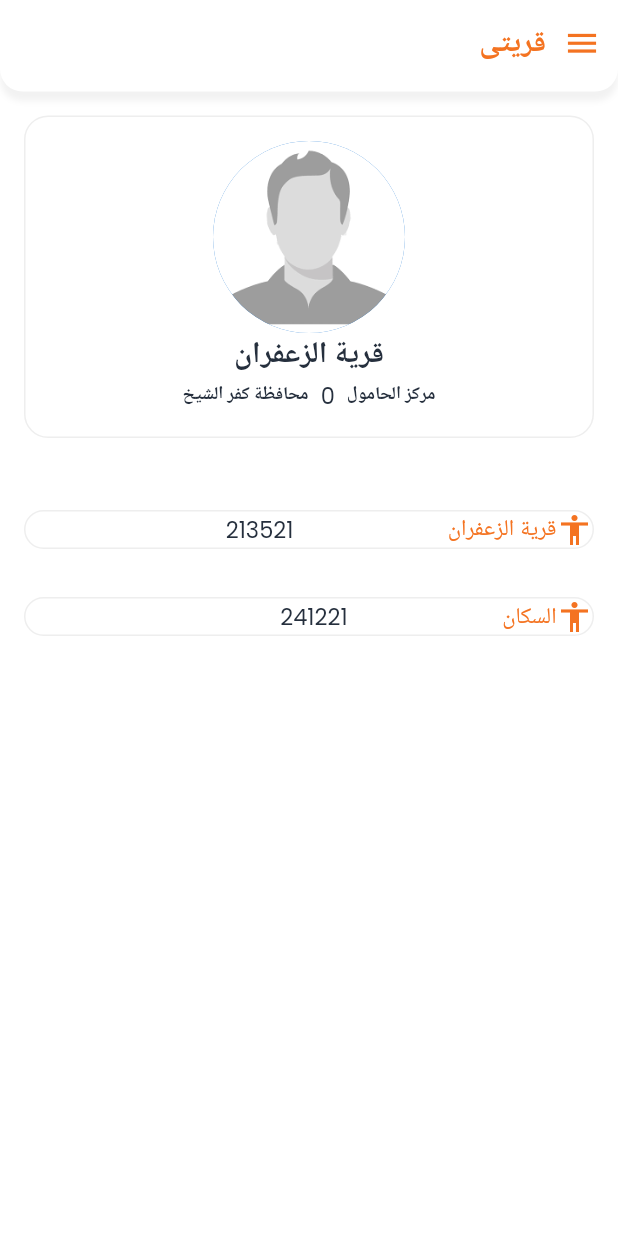
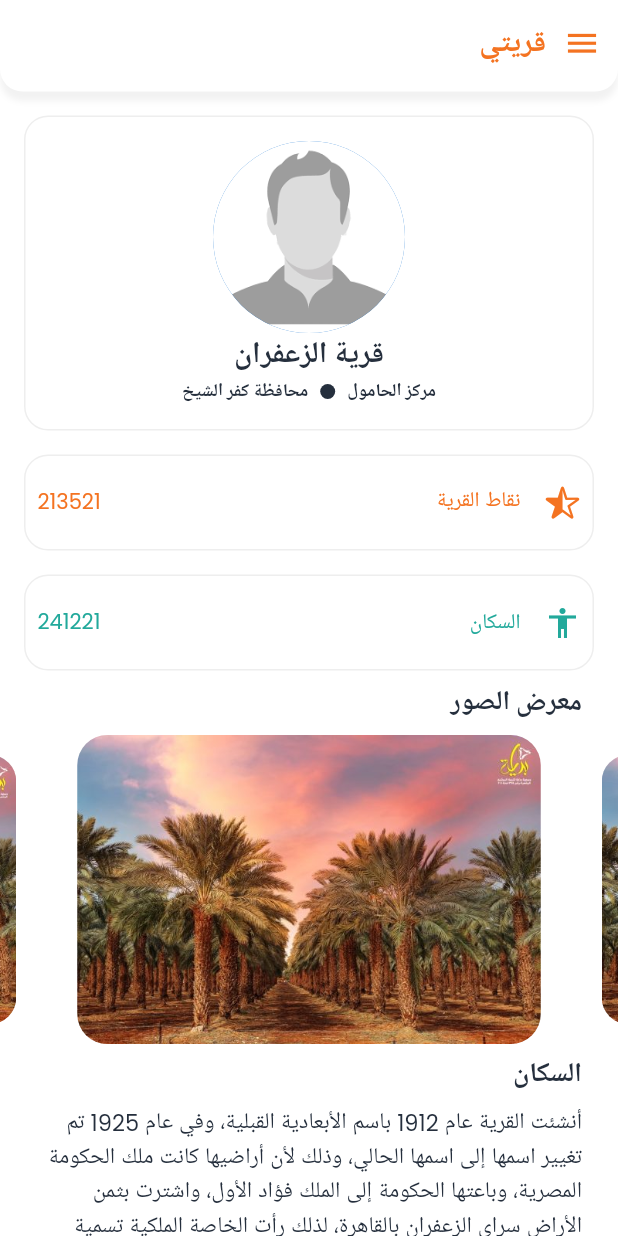
Before and after one commit to FiveDimensionsIT/HayahKarima, a Flutter app: the screen it shows after launch, on a phone screen of 412 x 824 dp. Run offline on Flutter 3.47's test engine with Material 2 defaults, Android fonts, the phone set to English and light mode, and no system bars; drawn by our look-alikes of carousel_slider; our stand-ins replace connectivity_plus, dio, dotted_border, firebase_auth, flutter_svg, form_field_validator and 9 more; missing offline and left inert: ansicolor, barbecue; accounts and stored records are empty.

Commit message:
create my_village view

```diff
--- a/lib/app/common/translation/app_text.dart
+++ b/lib/app/common/translation/app_text.dart
@@ -205,6 +205,9 @@ abstract class AppText {
   static String get notification => 'notification'.tr;
   static String get all => 'all'.tr;
   static  String get notRead =>'not_read'.tr;
+  static  String get pointVillage =>'point_village'.tr;
+  static  String get people =>'people'.tr;
+  static String get photoGallery =>'photo_gallery'.tr;
 
 
 
--- a/lib/app/common/translation/locales/ar_eg.dart
+++ b/lib/app/common/translation/locales/ar_eg.dart
@@ -201,7 +201,11 @@ const ar_eg = {
   "write_comment":"أكتب تعليق",
   "notification":"الإشعارات",
   "all":"الكل",
-  "not_read":"الغير مقروءة"
+  "not_read":"الغير مقروءة",
+  "point_village":"نقاط القرية",
+  "people":"السكان",
+  "photo_gallery":"معرض الصور"
+
 
 
 };
--- a/lib/app/common/translation/locales/en_us.dart
+++ b/lib/app/common/translation/locales/en_us.dart
@@ -202,7 +202,10 @@ const en_us = {
   "write_comment":"Write Comment",
   "notification":"Notification",
   "all":"All",
-  "not_read":"not read"
+  "not_read":"not read",
+  "point_village":"Point of Village",
+  "people":"people",
+  "photo_gallery":"Photo Gallery"
 
 
 };
--- a/lib/app/pages/my_village/my_village_view.dart
+++ b/lib/app/pages/my_village/my_village_view.dart
@@ -1,5 +1,8 @@
+import 'package:carousel_slider/carousel_slider.dart';
+import 'package:flutter/cupertino.dart';
 import 'package:flutter/material.dart';
 import 'package:hayah_karema/app/common/themes/app_colors.dart';
+import 'package:hayah_karema/app/common/translation/app_text.dart';
 import 'package:hayah_karema/app/common/widgets/app_toolbar.dart';
 import 'package:hayah_karema/utils/ui/empty.dart';
 
@@ -11,20 +14,31 @@ class MyVillageView extends StatelessWidget {
   Widget build(BuildContext context) {
     return Scaffold(
       backgroundColor: AppColors.current.neutral,
-      body: _buildBody(),
+      body:SafeArea(
+        child: Column(
+          children: [
+            AppToolbar(title:AppText.myVillage,
+                drawerCallBack: (){}),
+            _buildBody(),
+          ],
+        ),
+      ),
     );
   }
 
   Widget _buildBody(){
-    return SafeArea(
-      child: Column(
+    return Expanded(
+      child: ListView(
       children: [
-        AppToolbar(title: 'قريتى',
-             drawerCallBack: (){}),
               _buildProfile(),
+              _buildPoint(CupertinoIcons.star_lefthalf_fill,AppText.pointVillage,213521,
+                  AppColors.current.accent),
               Empty(height: 16,),
-            _buildPoint(Icons.accessibility,'قرية الزعفران',213521),
-        _buildPoint(Icons.accessibility,'السكان',241221),
+              _buildPoint(Icons.accessibility,AppText.people,241221,
+                  AppColors.current.primary),
+                 _buildGallery(),
+        _buildStoryAndPeople(title:AppText.people,descr: 'أنشئت القرية عام 1912 باسم الأبعادية القبلية، وفي عام 1925 تم تغيير اسمها إلى اسمها الحالي، وذلك لأن أراضيها كانت ملك الحكومة المصرية، وباعتها الحكومة إلى الملك فؤاد الأول، واشترت بثمن الأراض سراي الزعفران بالقاهرة، لذلك رأت الخاصة الملكية تسمية البلدة بالزعفران إحياء لذكرى سراي الزعفران التي أعطيت بدلاً منها'),
+        _buildStoryAndPeople(title: AppText.date,descr: 'بلغ عدد سكان الزعفران 22240 نسمة حسب الإحصاء الرسمى لعام 2006.')
       ],
       ),
     );
@@ -51,13 +65,20 @@ class MyVillageView extends StatelessWidget {
           const Text('قرية الزعفران',style: TextStyle(fontSize: 20,fontWeight: FontWeight.bold),),
           Row(
             mainAxisAlignment: MainAxisAlignment.center,
-            children: const[
-            Text('مركز الحامول',style: TextStyle(fontSize: 12,fontWeight: FontWeight.bold),),
+            children: [
+            const Text('مركز الحامول',style: TextStyle(fontSize: 12,fontWeight: FontWeight.bold),),
               Padding(
-                padding: EdgeInsets.symmetric(horizontal: 8),
-                child: Text('0'),
+                padding: const EdgeInsets.symmetric(horizontal: 8),
+                child: Container(
+                  width: 10,
+                  height: 10,
+                  decoration: BoxDecoration(
+                    color: AppColors.current.text,
+                    shape: BoxShape.circle,
                   ),
-              Text('محافظة كفر الشيخ',style: TextStyle(fontSize: 12,fontWeight: FontWeight.bold),),
+                ),
+              ),
+              const Text('محافظة كفر الشيخ',style: TextStyle(fontSize: 12,fontWeight: FontWeight.bold),),
           ],
           ),
           Empty(height: 16,)
@@ -66,25 +87,76 @@ class MyVillageView extends StatelessWidget {
       ),
     );
   }
-  Widget _buildPoint(icon,String title ,int number){
+  Widget _buildPoint(icon,String title ,int number,Color color){
     return Container(
-      margin: const EdgeInsets.symmetric(horizontal: 16,vertical: 16),
+      height: 64,
+      margin: const EdgeInsets.symmetric(horizontal: 16),
       decoration: BoxDecoration(
           borderRadius: BorderRadius.circular(16),
           border: Border.all(
               width: 1,
               color: AppColors.current.dimmedLight),
       ),
+      child: Padding(
+        padding: const EdgeInsets.symmetric(horizontal: 8.0),
         child: Row(
           children: [
-          Icon(icon,color: AppColors.current.accent,),
-          Text(title,style: TextStyle(color: AppColors.current.accent,),),
-          Container(
-              width: 148,
-              child: Text(number.toString(),textAlign: TextAlign.end,),
-          )
+            Icon(icon,color: color,),
+            const SizedBox(width: 16,),
+            Text(title,style: TextStyle(color: color,fontSize: 14),),
+            const Spacer(flex: 1),
+            Text(number.toString(),style:TextStyle(
+              color: color,
+              fontWeight: FontWeight.normal,
+              fontSize: 14
+            )),
           ],
+        ),
       ),
     );
   }
+  Widget _buildGallery (){
+    return Column(
+      crossAxisAlignment: CrossAxisAlignment.start,
+      children: [
+        Padding(
+          padding:  const EdgeInsets.symmetric(horizontal: 24.0,vertical: 8),
+          child: Text(AppText.photoGallery,
+          style:const TextStyle(fontSize: 18,fontWeight: FontWeight.bold),),
+        ),
+        CarouselSlider(items: [
+         ClipRRect(
+           borderRadius: BorderRadius.circular(20.0),
+           child: Image.asset(
+             'assets/images/egypt.jpeg',
+            fit: BoxFit.cover,
+           ),
+         ),
+        ],
+          options: CarouselOptions(
+            autoPlay: true,
+            enlargeCenterPage: true,
+            aspectRatio: 2.0,
+          ),
+        ),
+      ],
+    );
   }
+  Widget _buildStoryAndPeople({@required String? title,@required String? descr}){
+    return Column(
+      crossAxisAlignment: CrossAxisAlignment.start,
+      children: [
+         Padding(
+          padding: const EdgeInsets.symmetric(horizontal: 24.0,vertical: 8),
+          child: Text(title!,
+            style: TextStyle(fontSize: 18,fontWeight: FontWeight.bold),),
+        ),
+           Padding(
+             padding: const EdgeInsets.symmetric(horizontal: 24.0),
+             child: Text(descr!,
+               maxLines: 14,softWrap: true,),
+           ),
+      ],
+    );
+  }
+}
```
Also changed, not shown: assets/images/egypt.jpeg (added). Lines whose indentation alone changed are shown as unchanged.
